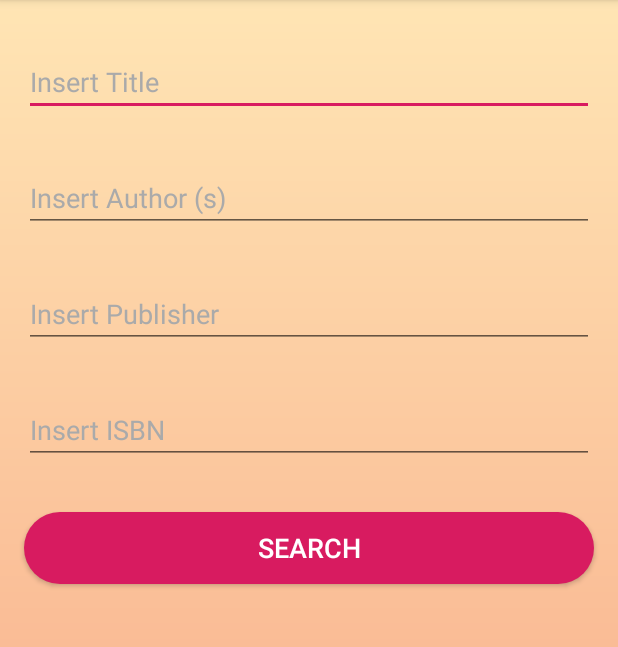
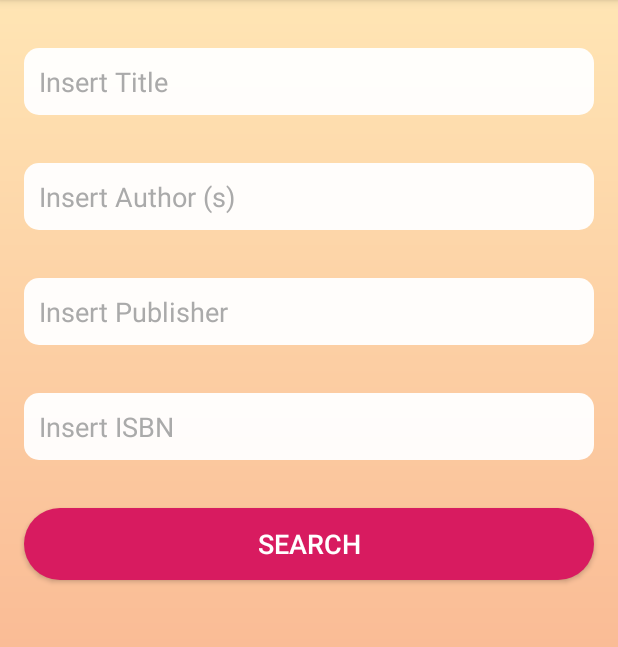
Before and after one commit to attahemma/book-hub, an Android app: the SearchActivity screen opened directly, with no data from a screen before it, on a phone screen of 412 x 824 dp, the part 84-731 px from its top. Run offline under Robolectric (Android 15) with nearby library versions, the phone set to English and light mode, and no system bars.

```diff
--- /dev/null
+++ b/app/src/main/res/drawable/white_bg.xml
@@ -0,0 +1,10 @@
+<?xml version="1.0" encoding="utf-8"?>
+<shape xmlns:android="http://schemas.android.com/apk/res/android"
+    android:shape="rectangle"
+    >
+
+    <solid android:color="#F3FFFFFF"/>
+    <corners android:radius="10dp"/>
+    <padding android:top="10dp" android:right="10dp" android:left="10dp" android:bottom="10dp"/>
+
+</shape>
--- a/app/src/main/res/layout/activity_search.xml
+++ b/app/src/main/res/layout/activity_search.xml
@@ -21,7 +21,10 @@
         android:textColorHint="@android:color/darker_gray"
         app:layout_constraintEnd_toEndOf="parent"
         app:layout_constraintStart_toStartOf="parent"
-        app:layout_constraintTop_toTopOf="parent" />
+        app:layout_constraintTop_toTopOf="parent"
+        android:background="@drawable/white_bg"
+        android:textSize="18sp"
+        />
 
     <EditText
         android:id="@+id/adv_author"
@@ -35,7 +38,10 @@
         android:textColorHint="@android:color/darker_gray"
         app:layout_constraintEnd_toEndOf="@+id/adv_title"
         app:layout_constraintStart_toStartOf="@+id/adv_title"
-        app:layout_constraintTop_toBottomOf="@+id/adv_title" />
+        app:layout_constraintTop_toBottomOf="@+id/adv_title"
+        android:background="@drawable/white_bg"
+        android:textSize="18sp"
+        />
 
     <EditText
         android:id="@+id/adv_publisher"
@@ -49,7 +55,10 @@
         android:textColorHint="@android:color/darker_gray"
         app:layout_constraintEnd_toEndOf="@+id/adv_author"
         app:layout_constraintStart_toStartOf="@+id/adv_author"
-        app:layout_constraintTop_toBottomOf="@+id/adv_author" />
+        app:layout_constraintTop_toBottomOf="@+id/adv_author"
+        android:background="@drawable/white_bg"
+        android:textSize="18sp"
+        />
 
     <EditText
         android:id="@+id/adv_isbn"
@@ -63,7 +72,10 @@
         android:textColorHint="@android:color/darker_gray"
         app:layout_constraintEnd_toEndOf="@+id/adv_publisher"
         app:layout_constraintStart_toStartOf="@+id/adv_publisher"
-        app:layout_constraintTop_toBottomOf="@+id/adv_publisher" />
+        app:layout_constraintTop_toBottomOf="@+id/adv_publisher"
+        android:background="@drawable/white_bg"
+        android:textSize="18sp"
+        />
 
     <Button
         android:id="@+id/adv_btn_search"
```
Also changed, not shown: app/src/main/res/drawable/img_bg.xml (added, +9 -0 lines), app/src/main/res/layout/activity_book_details.xml (+5 -2 lines), 5 other files.
